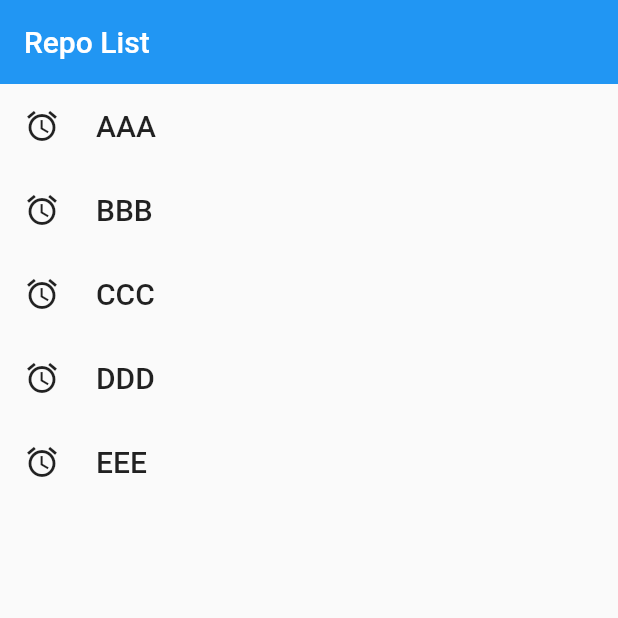
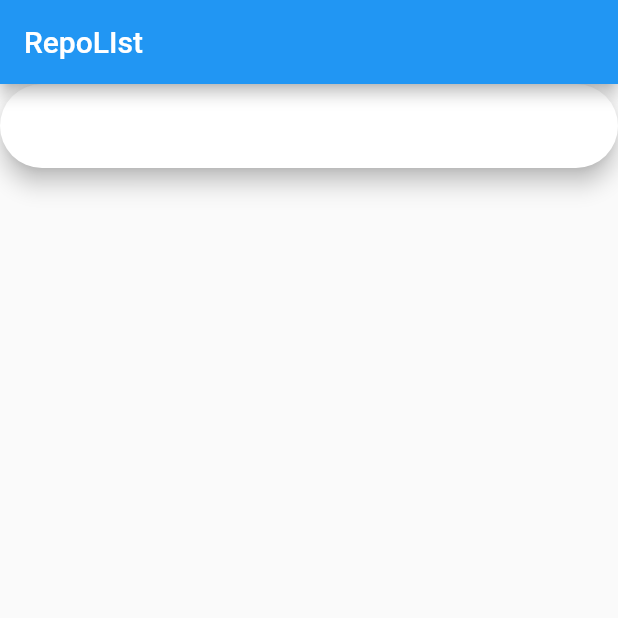
Before and after one commit to Take111/GitRepoSearcherWithFlutter, a Flutter app: the screen it shows after launch, on a phone screen of 412 x 824 dp, the top half of it. Run offline on Flutter 3.47's test engine with Material 2 defaults, Android fonts, the phone set to English and light mode, and no system bars; missing offline and left inert: flappy_search_bar.

Commit message:
feat: install flappy

```diff
--- a/lib/screens/list.dart
+++ b/lib/screens/list.dart
@@ -1,4 +1,5 @@
 import 'package:flutter/material.dart';
+import 'package:flappy_search_bar/flappy_search_bar.dart';
 
 class RepoList extends StatelessWidget {
   final model = RepoModel();
@@ -6,27 +7,16 @@ class RepoList extends StatelessWidget {
   @override
   Widget build(BuildContext context) {
     return Scaffold(
-      body: CustomScrollView(
-        slivers: [
-          _RepoAppBar(),
-          SliverList(
-            delegate: SliverChildBuilderDelegate(
-              (context, index) => _RepoListItem(model.repos[index]),
-              childCount: model.repos.length,
-            ),
-          )
-        ],
+      appBar: AppBar(
+        title: Text('RepoLIst'),
       ),
-    );
-  }
-}
-
-class _RepoAppBar extends StatelessWidget {
-  @override
-  Widget build(BuildContext context) {
-    return SliverAppBar(
-      title: Text("Repo List"),
-      floating: true,
+      body: SearchBar(
+        onSearch: null,
+        onItemFound: (number, index) {
+          print("itemFound");
+          return _RepoListItem("");
+        },
+      ),
     );
   }
 }
--- a/pubspec.yaml
+++ b/pubspec.yaml
@@ -28,6 +28,7 @@ dependencies:
   # The following adds the Cupertino Icons font to your application.
   # Use with the CupertinoIcons class for iOS style icons.
   cupertino_icons: ^1.0.0
+  flappy_search_bar: ^1.7.2
 
 dev_dependencies:
   flutter_test:
```
Also changed, not shown: pubspec.lock.
